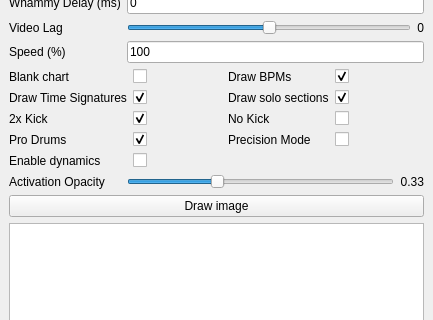
Before: the Qt Designer form gui/mainwindow.ui in GenericMadScientist/CHOpt, drawn with Qt 5; both pictures show x 0 to 433 and y 199 to 519 of the 433 by 650 pixel window.
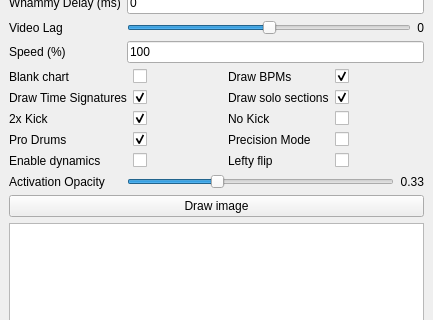
After: the same form once the commit is applied.

Commit message: Add lefty flip to GUI

```diff
--- a/gui/mainwindow.ui
+++ b/gui/mainwindow.ui
@@ -380,6 +380,20 @@
             </property>
           </widget>
         </item>
+        <item row="4" column="2">
+          <widget class="QLabel" name="label_lefty">
+            <property name="text">
+              <string>Lefty flip</string>
+            </property>
+          </widget>
+        </item>
+        <item row="4" column="3">
+          <widget class="QCheckBox" name="leftyCheckBox">
+            <property name="checked">
+              <bool>false</bool>
+            </property>
+          </widget>
+        </item>
        </layout>
       </item>
       <item row="2" column="0">
```
The commit also changes 3 other files.
